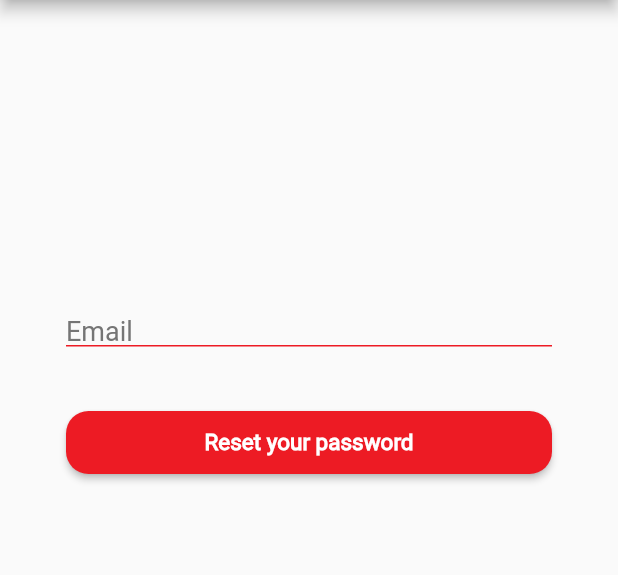
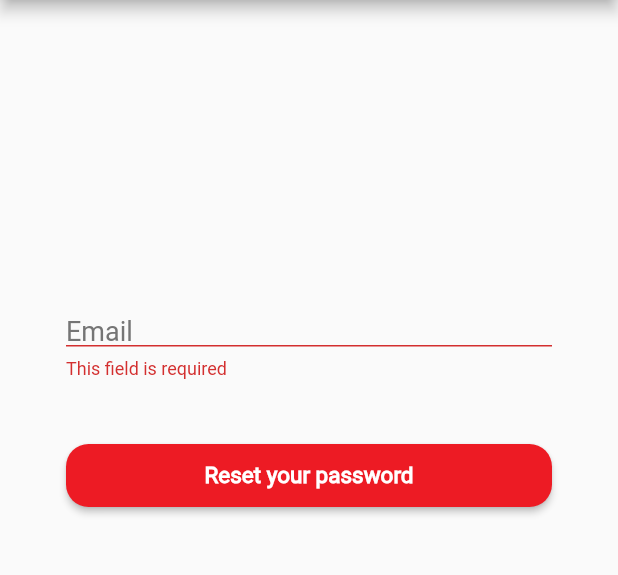
Before and after one commit to aliabdelnaby/clutch-2, a Flutter app: the ForgotPasswordView screen opened by its route, after a tap on "Reset your password", on a phone screen of 412 x 824 dp, the part 84-659 px from its top. Run offline on Flutter 3.47's test engine with Material 2 defaults, Android fonts, the light colour scheme and no system bars; our stand-ins replace firebase_auth, firebase_core, flutter_bloc, flutter_svg, fluttertoast, font_awesome_flutter and 6 more; accounts and stored records are empty.

Commit message:
finish reset password email link logic

```diff
--- a/lib/core/routes/app_router.dart
+++ b/lib/core/routes/app_router.dart
@@ -36,7 +36,10 @@ final GoRouter router = GoRouter(
     ),
     GoRoute(
       path: '/forgotpasswordview',
-      builder: ((context, state) => const ForgotPasswordView()),
+      builder: ((context, state) => BlocProvider(
+            create: (context) => AuthCubit(),
+            child: const ForgotPasswordView(),
+          )),
     ),
     GoRoute(
       path: '/signupview',
--- a/lib/features/auth/presentation/auth_cubit/cubit/auth_state.dart
+++ b/lib/features/auth/presentation/auth_cubit/cubit/auth_state.dart
@@ -22,6 +22,16 @@ final class LoginFailureState extends AuthState {
   LoginFailureState({required this.errMessage});
 }
 
+final class ResetLoadingState extends AuthState {}
+
+final class ResetSuccessState extends AuthState {}
+
+final class ResetFailureState extends AuthState {
+  final String errMessage;
+
+  ResetFailureState({required this.errMessage});
+}
+
 final class TermsAndComnditionUpateState extends AuthState {}
 
 final class ObscurePasswordTextUpdateState extends AuthState {}
--- a/lib/features/auth/presentation/views/forgot_password_view.dart
+++ b/lib/features/auth/presentation/views/forgot_password_view.dart
@@ -1,12 +1,9 @@
+import 'package:clutch/features/auth/presentation/widgets/custom_reset_password_form.dart';
 import 'package:flutter/material.dart';
 import 'package:flutter_svg/svg.dart';
-
 import '../../../../core/utils/app_assets.dart';
-import '../../../../core/utils/app_colors.dart';
 import '../../../../core/utils/app_strings.dart';
 import '../../../../core/utils/app_text_style.dart';
-import '../../../../core/widgets/custom_btn.dart';
-import '../widgets/custom_text_field.dart';
 
 class ForgotPasswordView extends StatelessWidget {
   const ForgotPasswordView({super.key});
@@ -32,27 +29,12 @@ class ForgotPasswordView extends StatelessWidget {
           ],
         ),
       ),
-      body: Padding(
-        padding: const EdgeInsets.symmetric(horizontal: 44),
-        child: Column(
-          children: [
-            const Padding(
-              padding: EdgeInsets.only(top: 190),
-              child: CustomTextFormField(
-                hintText: AppStrings.email,
-              ),
-            ),
-            const SizedBox(height: 28),
-            CustomBtn(
-              backgroundColor: AppColors.primaryColor,
-              onPressed: () {},
-              text: AppStrings.resetYourPassword,
-              height: 42,
-              width: double.infinity,
-              shape: RoundedRectangleBorder(
-                borderRadius: BorderRadius.circular(15),
-              ),
-            ),
+      body: const Padding(
+        padding: EdgeInsets.symmetric(horizontal: 44),
+        child: CustomScrollView(
+          slivers: [
+            SliverToBoxAdapter(child: SizedBox(height: 190)),
+            SliverToBoxAdapter(child: CustomResetPasswordForm()),
           ],
         ),
       ),
--- /dev/null
+++ b/lib/features/auth/presentation/widgets/custom_reset_password_form.dart
@@ -0,0 +1,57 @@
+import 'package:clutch/core/functions/custom_toast.dart';
+import 'package:clutch/core/utils/app_colors.dart';
+import 'package:clutch/core/utils/app_strings.dart';
+import 'package:clutch/core/widgets/custom_btn.dart';
+import 'package:clutch/features/auth/presentation/auth_cubit/cubit/auth_cubit.dart';
+import 'package:clutch/features/auth/presentation/auth_cubit/cubit/auth_state.dart';
+import 'package:clutch/features/auth/presentation/widgets/custom_text_field.dart';
+import 'package:flutter/material.dart';
+import 'package:flutter_bloc/flutter_bloc.dart';
+
+class CustomResetPasswordForm extends StatelessWidget {
+  const CustomResetPasswordForm({super.key});
+
+  @override
+  Widget build(BuildContext context) {
+    return BlocConsumer<AuthCubit, AuthState>(
+      listener: (context, state) {
+        if (state is ResetSuccessState) {
+          showToast("A password reset link has been sent to your email");
+        } else if (state is ResetFailureState) {
+          showToast(state.errMessage);
+        }
+      },
+      builder: (context, state) {
+        AuthCubit authCubit = BlocProvider.of<AuthCubit>(context);
+        return Form(
+          key: authCubit.resetPasswordForm,
+          child: Column(
+            children: [
+              CustomTextFormField(
+                hintText: AppStrings.email,
+                onChanged: (email) {
+                  authCubit.email = email;
+                },
+              ),
+              const SizedBox(height: 28),
+              CustomBtn(
+                backgroundColor: AppColors.primaryColor,
+                onPressed: () {
+                  if (authCubit.resetPasswordForm.currentState!.validate()) {
+                    authCubit.sendPasswordResetEmail();
+                  }
+                },
+                text: AppStrings.resetYourPassword,
+                height: 42,
+                width: double.infinity,
+                shape: RoundedRectangleBorder(
+                  borderRadius: BorderRadius.circular(15),
+                ),
+              ),
+            ],
+          ),
+        );
+      },
+    );
+  }
+}
```
Also changed, not shown: lib/features/auth/presentation/auth_cubit/cubit/auth_cubit.dart (+12 -0 lines).
